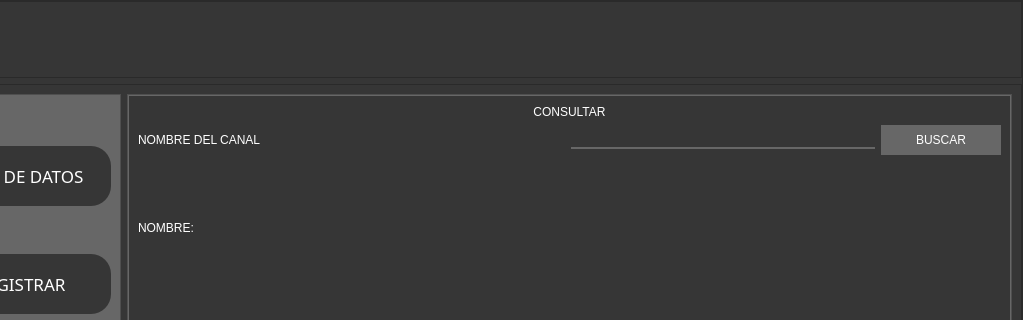
The window that interfaz1.ui (fnocampo04/MiniproyectoEstructuras) describes before a commit, drawn with Qt 5; both pictures show x 90 to 1113 and y 0 to 320 of the 1113 by 705 pixel window.
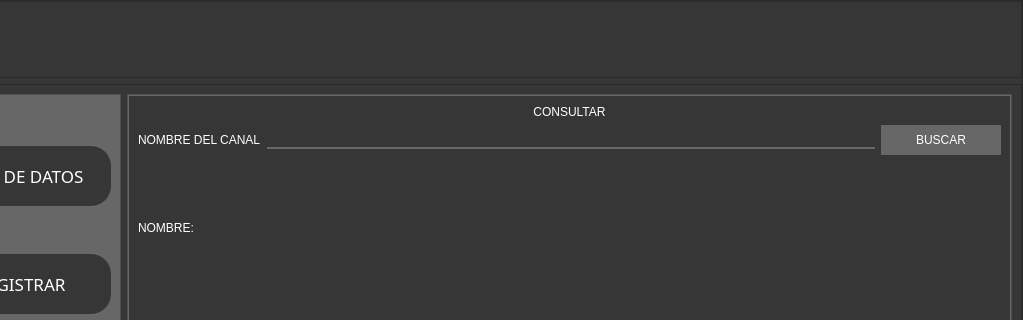
The same window after the commit. The open tabs and pages were chosen to show the change. Icons and pictures are not drawn.

The edit to the form file:
```diff
--- a/interfaz1.ui
+++ b/interfaz1.ui
@@ -1202,20 +1202,7 @@
                     </widget>
                    </item>
                    <item>
-                    <spacer name="horizontalSpacer_7">
-                     <property name="orientation">
-                      <enum>Qt::Horizontal</enum>
-                     </property>
-                     <property name="sizeHint" stdset="0">
-                      <size>
-                       <width>40</width>
-                       <height>20</height>
-                      </size>
-                     </property>
-                    </spacer>
-                   </item>
-                   <item>
-                    <widget class="QLineEdit" name="lineEdit_6"/>
+                    <widget class="QLineEdit" name="line_buscar_consultar"/>
                    </item>
                    <item>
                     <widget class="QPushButton" name="bt_buscar_consultar">
```
Left out of the diff: 12 changed lines with no effect on the pictures.
